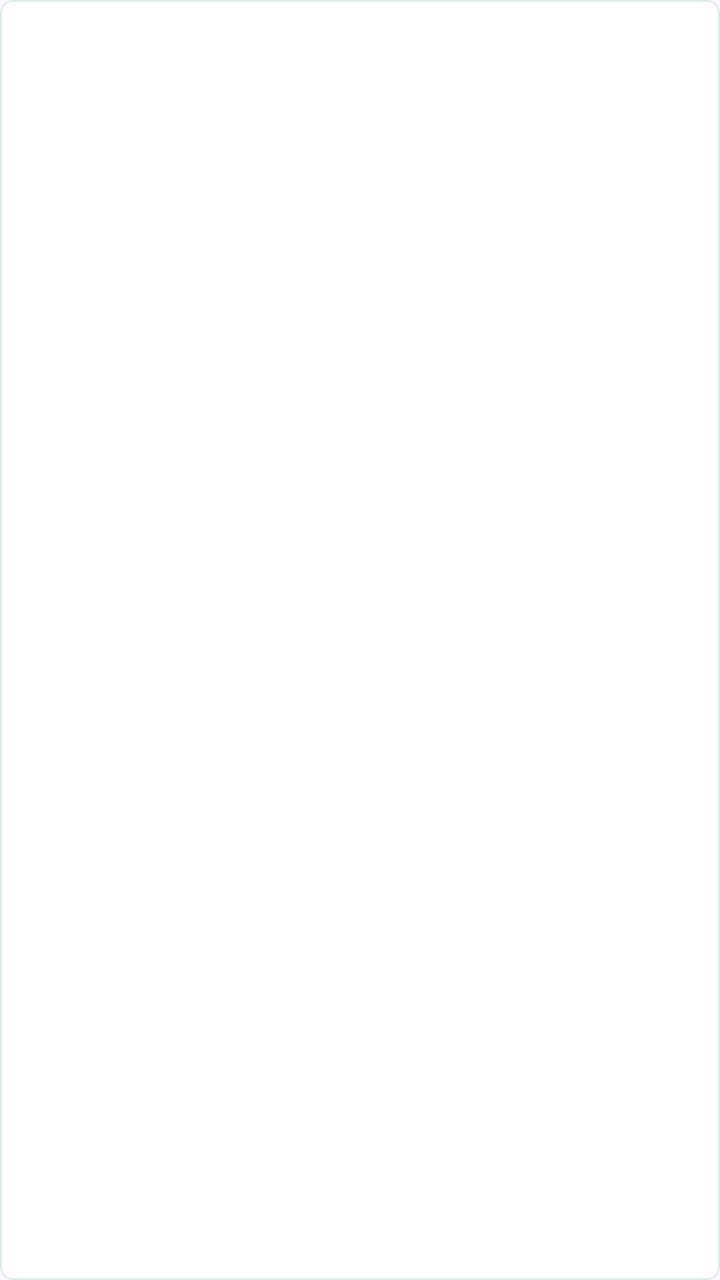
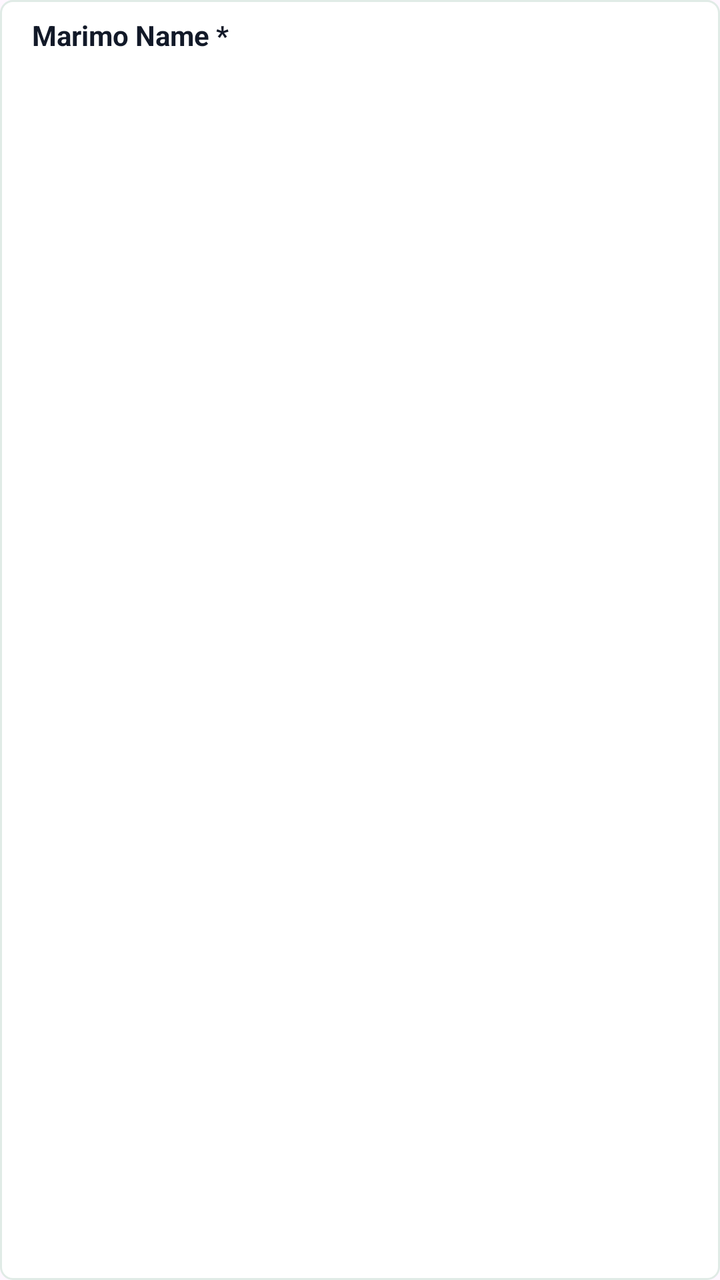

An Android layout rendered at two revisions. The XML below is the earlier revision; the diff shows what the commit changed to produce the second picture.
<!-- AndroidManifest.xml: application theme Theme.MarimoCare -->
<!-- res/layout/item_marimo_chip.xml -->
<?xml version="1.0" encoding="utf-8"?>
<TextView xmlns:android="http://schemas.android.com/apk/res/android"
    android:id="@+id/tvMarimoName"
    android:layout_width="wrap_content"
    android:layout_height="wrap_content"
    android:layout_marginEnd="8dp"
    android:background="@drawable/bg_chip_selector"
    android:paddingHorizontal="16dp"
    android:paddingVertical="8dp"
    android:text="@string/marimo_name"
    android:textColor="@color/marimo_white"
    android:textSize="14sp"
    android:textStyle="bold" />
<!-- resources referenced by this layout -->
<resources>
  <color name="marimo_white">#ddffffff</color>
  <!-- drawable bg_chip_selector (drawable) -->
  <selector xmlns:android="http://schemas.android.com/apk/res/android">
      <item android:state_selected="true">
          <shape>
              <solid android:color="@color/green_primary" />
              <corners android:radius="6dp" />
          </shape>
      </item>
      <item>
          <shape>
              <solid android:color="@color/card_background" />
              <stroke android:width="1dp" android:color="@color/card_stroke" />
              <corners android:radius="6dp" />
          </shape>
      </item>
  </selector>
  <string name="marimo_name">Marimo Name *</string>
  <color name="green_primary">#0B8A6A</color>
  <color name="card_background">#FFFFFF</color>
  <color name="card_stroke">#E0EBE6</color>
  <color name="marimo_primary">#2ac8a0</color>
  <color name="marimo_surface">#FFFFFF</color>
  <color name="marimo_red">#D9534F</color>
  <color name="marimo_text_primary">#0B6E4F</color>
  <color name="marimo_text_secondary">#555555</color>
  <style name="Shape.Marimo.Small" parent="ShapeAppearance.Material3.Corner.Small">
          <item name="cornerFamily">rounded</item>
          <item name="cornerSize">8dp</item>
      </style>
  <style name="Shape.Marimo.Medium" parent="ShapeAppearance.Material3.Corner.Medium">
          <item name="cornerFamily">rounded</item>
          <item name="cornerSize">12dp</item>
      </style>
  <style name="Shape.Marimo.Large" parent="ShapeAppearance.Material3.Corner.Large">
          <item name="cornerFamily">rounded</item>
          <item name="cornerSize">16dp</item>
      </style>
  <style name="Widget.Marimo.Button" parent="Widget.Material3.Button">
          <item name="cornerRadius">16dp</item>
          <item name="android:textAllCaps">false</item>
      </style>
  <style name="Widget.Marimo.Card" parent="Widget.Material3.CardView.Elevated">
          <item name="cardCornerRadius">16dp</item>
          <item name="cardElevation">6dp</item>
          <item name="android:background">@color/marimo_surface</item>
      </style>
  <style name="Widget.Marimo.TextField" parent="Widget.Material3.TextInputLayout.OutlinedBox">
          <item name="boxStrokeColor">@color/marimo_primary</item>
          <item name="hintTextColor">@color/marimo_text_hint</item>
          <item name="android:textColor">@color/marimo_text_primary</item>
      </style>
  <style name="Text.Marimo.Body" parent="@style/TextAppearance.Material3.BodyMedium">
          <item name="android:textColor">@color/marimo_text_secondary</item>
      </style>
  <style name="Text.Marimo.Title" parent="@style/TextAppearance.Material3.TitleLarge">
          <item name="android:textColor">@color/marimo_text_primary</item>
          <item name="android:textStyle">bold</item>
      </style>
  <style name="CardCounterStyle">
          <item name="cardBackgroundColor">@android:color/white</item>
      </style>
  <color name="marimo_text_hint">#888888</color>
  <!-- unchanged entries left out for length: 1 -->
</resources>

<!-- the commit's change to res/layout/item_marimo_chip.xml (unified diff, before → after) -->
@@ -8,6 +8,7 @@
     android:paddingHorizontal="16dp"
     android:paddingVertical="8dp"
     android:text="@string/marimo_name"
-    android:textColor="@color/marimo_white"
+    android:textColor="@color/marimo_black"
     android:textSize="14sp"
-    android:textStyle="bold" />
+    android:textStyle="bold"
+    android:layout_marginBottom="8dp"/>
<!-- resource entries referenced after the edit -->
@@ -1,6 +1,6 @@
 <!-- resources referenced by this layout -->
 <resources>
-  <color name="marimo_white">#ddffffff</color>
+  <color name="marimo_black">#121928</color>
   <!-- drawable bg_chip_selector (drawable) -->
   <selector xmlns:android="http://schemas.android.com/apk/res/android">
       <item android:state_selected="true">
